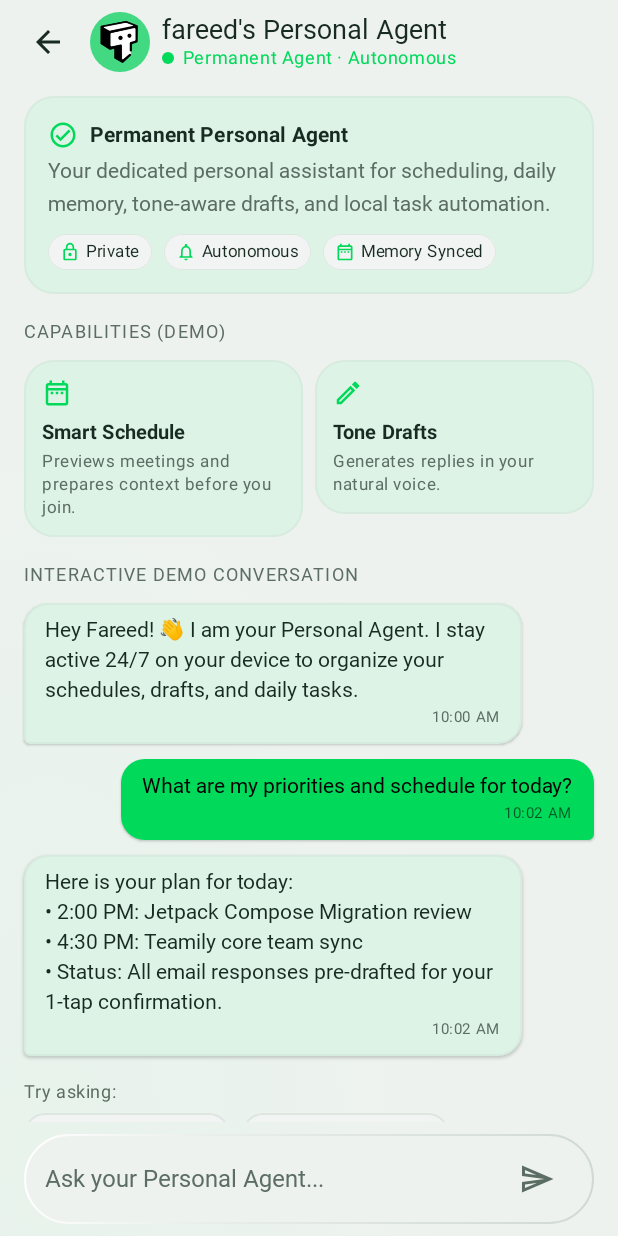
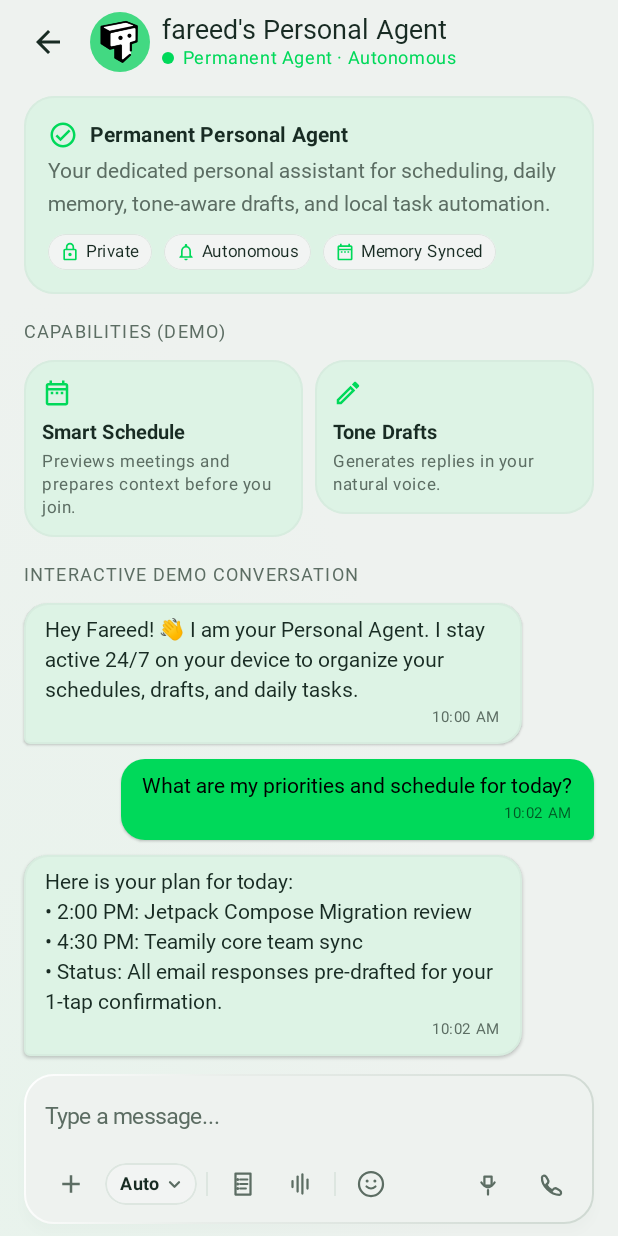
Before and after one commit to KRFbrothers/teamily-android-ui, an Android app built with Jetpack Compose: the PersonalAgentDemoScreen screen opened through its navigation route, on a phone screen of 412 x 824 dp. Run offline under Robolectric (Android 15) with nearby library versions, the phone set to English and light mode, and no system bars; Roboto replaces fonts that are not available here.

Commit message:
feat: Integrate authentic Teamily Agent Chat Bar with 100% official app parity

```diff
--- a/app/src/main/java/ai/duagenai/design/screens/PersonalAgentDemoScreen.kt
+++ b/app/src/main/java/ai/duagenai/design/screens/PersonalAgentDemoScreen.kt
@@ -330,52 +330,31 @@ fun PersonalAgentDemoScreen(
             }
 
             // Bottom Input Bar
-            Surface(
+            var selectedMode by remember { mutableStateOf("Auto") }
+            TeamilyAgentChatBar(
+                value = inputText,
+                onValueChange = { inputText = it },
+                onSend = { sendPrompt(inputText) },
+                placeholder = "Type a message...",
+                selectedMode = selectedMode,
+                onModeChange = { selectedMode = it },
+                onMeetingMinutesClick = {
+                    sendPrompt("Draft summary of today's meetings and tasks")
+                },
+                onDictateClick = {
+                    sendPrompt("Take a quick voice note")
+                },
+                onVoiceMessageClick = {
+                    sendPrompt("Voice message memo")
+                },
+                onVoiceCallClick = {
+                    sendPrompt("Call Personal Agent")
+                },
                 modifier = Modifier
                     .fillMaxWidth()
                     .windowInsetsPadding(WindowInsets.navigationBars.union(WindowInsets.ime))
                     .padding(horizontal = spacing.gutter, vertical = spacing.sm),
-                shape = TeamilyShapes.composer,
-                color = palette.composerBg,
-                border = BorderStroke(1.dp, palette.borderGradient),
-            ) {
-                Row(
-                    modifier = Modifier
-                        .fillMaxWidth()
-                        .padding(horizontal = 14.dp, vertical = 6.dp),
-                    verticalAlignment = Alignment.CenterVertically,
-                ) {
-                    BasicTextField(
-                        value = inputText,
-                        onValueChange = { inputText = it },
-                        modifier = Modifier.weight(1f),
-                        textStyle = DuaGenAITextStyles.bubble.copy(color = MaterialTheme.colorScheme.onSurface),
-                        cursorBrush = SolidColor(MaterialTheme.colorScheme.primary),
-                        keyboardOptions = KeyboardOptions(imeAction = ImeAction.Send),
-                        keyboardActions = KeyboardActions(onSend = { sendPrompt(inputText) }),
-                        decorationBox = { inner ->
-                            if (inputText.isEmpty()) {
-                                Text(
-                                    text = "Ask your Personal Agent...",
-                                    style = DuaGenAITextStyles.bubble,
-                                    color = MaterialTheme.colorScheme.onSurfaceVariant,
-                                )
-                            }
-                            inner()
-                        },
-                    )
-                    IconButton(
-                        onClick = { sendPrompt(inputText) },
-                        enabled = inputText.isNotBlank(),
-                    ) {
-                        Icon(
-                            imageVector = Icons.AutoMirrored.Outlined.Send,
-                            contentDescription = "Send",
-                            tint = if (inputText.isNotBlank()) palette.signalGreen else MaterialTheme.colorScheme.onSurfaceVariant,
-                        )
-                    }
-                }
-            }
+            )
         }
     }
 }
--- /dev/null
+++ b/app/src/main/java/ai/duagenai/design/screens/TeamilyAgentChatBar.kt
@@ -0,0 +1,480 @@
+package ai.duagenai.design.screens
+
+import androidx.compose.animation.AnimatedContent
+import androidx.compose.animation.fadeIn
+import androidx.compose.animation.fadeOut
+import androidx.compose.animation.togetherWith
+import androidx.compose.foundation.BorderStroke
+import androidx.compose.foundation.Canvas
+import androidx.compose.foundation.background
+import androidx.compose.foundation.border
+import androidx.compose.foundation.clickable
+import androidx.compose.foundation.interaction.MutableInteractionSource
+import androidx.compose.foundation.layout.Arrangement
+import androidx.compose.foundation.layout.Box
+import androidx.compose.foundation.layout.Column
+import androidx.compose.foundation.layout.Row
+import androidx.compose.foundation.layout.Spacer
+import androidx.compose.foundation.layout.fillMaxWidth
+import androidx.compose.foundation.layout.height
+import androidx.compose.foundation.layout.heightIn
+import androidx.compose.foundation.layout.padding
+import androidx.compose.foundation.layout.size
+import androidx.compose.foundation.layout.width
+import androidx.compose.foundation.shape.CircleShape
+import androidx.compose.foundation.shape.RoundedCornerShape
+import androidx.compose.foundation.text.BasicTextField
+import androidx.compose.foundation.text.KeyboardActions
+import androidx.compose.foundation.text.KeyboardOptions
+import androidx.compose.material.icons.Icons
+import androidx.compose.material.icons.automirrored.outlined.Send
+import androidx.compose.material.icons.outlined.Add
+import androidx.compose.material3.DropdownMenu
+import androidx.compose.material3.DropdownMenuItem
+import androidx.compose.material3.Icon
+import androidx.compose.material3.MaterialTheme
+import androidx.compose.material3.Surface
+import androidx.compose.material3.Text
+import androidx.compose.runtime.Composable
+import androidx.compose.runtime.getValue
+import androidx.compose.runtime.mutableStateOf
+import androidx.compose.runtime.remember
+import androidx.compose.runtime.setValue
+import androidx.compose.ui.Alignment
+import androidx.compose.ui.Modifier
+import androidx.compose.ui.draw.clip
+import androidx.compose.ui.geometry.Offset
+import androidx.compose.ui.geometry.Size
+import androidx.compose.ui.graphics.Color
+import androidx.compose.ui.graphics.Path
+import androidx.compose.ui.graphics.SolidColor
+import androidx.compose.ui.graphics.StrokeCap
+import androidx.compose.ui.graphics.StrokeJoin
+import androidx.compose.ui.graphics.drawscope.Stroke
+import androidx.compose.ui.semantics.Role
+import androidx.compose.ui.semantics.contentDescription
+import androidx.compose.ui.semantics.semantics
+import androidx.compose.ui.text.font.FontWeight
+import androidx.compose.ui.text.input.ImeAction
+import androidx.compose.ui.tooling.preview.Preview
+import androidx.compose.ui.unit.Dp
+import androidx.compose.ui.unit.dp
+import androidx.compose.ui.unit.sp
+import ai.duagenai.design.theme.DuaGenAITextStyles
+import ai.duagenai.design.theme.DuaGenAITheme
+import ai.duagenai.design.theme.LocalDuaGenAISpacing
+import ai.duagenai.design.theme.TeamilyShapes
+import ai.duagenai.design.theme.TeamilyStroke
+import ai.duagenai.design.theme.teamilyPalette
+import ai.duagenai.design.theme.teamilyRestingShadow
+
+/**
+ * Authentic Teamily Agent Chat Bar matching 100% parity with the official
+ * Teamily AI mobile application (ai.teamily.mobile).
+ *
+ * Layout Structure:
+ * - Floating card container with rounded corners and soft resting shadow.
+ * - Row 1: Text input field ("Type a message...").
+ * - Row 2: Action toolbar:
+ *   [+] [Auto ▾] [|] [Meeting Minutes] [Dictate] [|] [Emoji] ... [Voice msg] [Voice call] / [Send]
+ */
+@Composable
+fun TeamilyAgentChatBar(
+    value: String = "",
+    onValueChange: (String) -> Unit = {},
+    onSend: () -> Unit = {},
+    placeholder: String = "Type a message...",
+    enabled: Boolean = true,
+    selectedMode: String = "Auto",
+    onModeChange: (String) -> Unit = {},
+    onAttachClick: () -> Unit = {},
+    onMeetingMinutesClick: () -> Unit = {},
+    onDictateClick: () -> Unit = {},
+    onEmojiClick: () -> Unit = {},
+    onVoiceMessageClick: () -> Unit = {},
+    onVoiceCallClick: () -> Unit = {},
+    modifier: Modifier = Modifier,
+) {
+    val palette = teamilyPalette()
+    var modeMenuExpanded by remember { mutableStateOf(false) }
+    val hasText = value.isNotBlank()
+
+    Surface(
+        modifier = modifier
+            .fillMaxWidth()
+            .teamilyRestingShadow(palette, RoundedCornerShape(20.dp)),
+        shape = RoundedCornerShape(20.dp),
+        color = palette.composerBg,
+        border = BorderStroke(1.dp, palette.borderGradient),
+    ) {
+        Column(
+            modifier = Modifier
+                .fillMaxWidth()
+                .padding(horizontal = 14.dp, vertical = 10.dp),
+        ) {
+            // Row 1: Input text field
+            Box(
+                modifier = Modifier
+                    .fillMaxWidth()
+                    .heightIn(min = 36.dp, max = 120.dp),
+                contentAlignment = Alignment.CenterStart,
+            ) {
+                BasicTextField(
+                    value = value,
+                    onValueChange = onValueChange,
+                    modifier = Modifier.fillMaxWidth(),
+                    enabled = enabled,
+                    textStyle = DuaGenAITextStyles.bubble.copy(
+                        color = MaterialTheme.colorScheme.onSurface,
+                        fontSize = 15.sp,
+                        lineHeight = 21.sp,
+                    ),
+                    cursorBrush = SolidColor(palette.signalGreen),
+                    keyboardOptions = KeyboardOptions(imeAction = ImeAction.Send),
+                    keyboardActions = KeyboardActions(onSend = { if (hasText) onSend() }),
+                    decorationBox = { innerTextField ->
+                        if (value.isEmpty()) {
+                            Text(
+                                text = placeholder,
+                                style = DuaGenAITextStyles.bubble.copy(fontSize = 15.sp),
+                                color = MaterialTheme.colorScheme.onSurfaceVariant,
+                            )
+                        }
+                        innerTextField()
+                    },
+                )
+            }
+
+            Spacer(Modifier.height(10.dp))
+
+            // Row 2: Tool & Action Bar
+            Row(
+                modifier = Modifier.fillMaxWidth(),
+                verticalAlignment = Alignment.CenterVertically,
+            ) {
+                // LEFT GROUP: Attach (+)
+                ToolbarIconButton(
+                    contentDescription = "Attach",
+                    onClick = onAttachClick,
+                ) {
+                    Icon(
+                        imageVector = Icons.Outlined.Add,
+                        contentDescription = null,
+                        tint = MaterialTheme.colorScheme.onSurfaceVariant,
+                        modifier = Modifier.size(20.dp),
+                    )
+                }
+
+                Spacer(Modifier.width(6.dp))
+
+                // Mode Selector Pill: "Auto ▾"
+                Box {
+                    Surface(
+                        shape = TeamilyShapes.capsule,
+                        color = palette.surfaceRecessed,
+                        border = BorderStroke(1.dp, palette.border),
+                        modifier = Modifier
+                            .clip(TeamilyShapes.capsule)
+                            .clickable(role = Role.Button) { modeMenuExpanded = true }
+                            .semantics { contentDescription = "Mode: $selectedMode" },
+                    ) {
+                        Row(
+                            modifier = Modifier.padding(horizontal = 10.dp, vertical = 6.dp),
+                            verticalAlignment = Alignment.CenterVertically,
+                        ) {
+                            Text(
+                                text = selectedMode,
+                                style = MaterialTheme.typography.bodySmall.copy(
+                                    fontWeight = FontWeight.Bold,
+                                    fontSize = 12.sp,
+                                ),
+                                color = MaterialTheme.colorScheme.onSurface,
+                            )
+                            Spacer(Modifier.width(4.dp))
+                            ChevronDownGlyph(tint = MaterialTheme.colorScheme.onSurfaceVariant)
+                        }
+                    }
+
+                    DropdownMenu(
+                        expanded = modeMenuExpanded,
+                        onDismissRequest = { modeMenuExpanded = false },
+                    ) {
+                        listOf("Auto", "Agent Engine", "Deep Research", "Fast").forEach { mode ->
+                            DropdownMenuItem(
+                                text = {
+                                    Text(
+                                        text = mode,
+                                        fontWeight = if (mode == selectedMode) FontWeight.Bold else FontWeight.Normal,
+                                        color = if (mode == selectedMode) palette.signalGreen else MaterialTheme.colorScheme.onSurface,
+                                    )
+                                },
+                                onClick = {
+                                    onModeChange(mode)
+                                    modeMenuExpanded = false
+                                },
+                            )
+                        }
+                    }
+                }
+
+                Spacer(Modifier.width(6.dp))
+                VerticalDivider(color = palette.border)
+                Spacer(Modifier.width(6.dp))
+
+                // Tool: Meeting Minutes
+                ToolbarIconButton(
+                    contentDescription = "Meeting Minutes",
+                    onClick = onMeetingMinutesClick,
+                ) {
+                    MeetingMinutesGlyph(tint = MaterialTheme.colorScheme.onSurfaceVariant)
+                }
+
+                Spacer(Modifier.width(4.dp))
+
+                // Tool: Dictate
+                ToolbarIconButton(
+                    contentDescription = "Dictate",
+                    onClick = onDictateClick,
+                ) {
+                    DictateGlyph(tint = MaterialTheme.colorScheme.onSurfaceVariant)
+                }
+
+                Spacer(Modifier.width(6.dp))
+                VerticalDivider(color = palette.border)
+                Spacer(Modifier.width(6.dp))
+
+                // Tool: Emoji
+                ToolbarIconButton(
+                    contentDescription = "Emoji",
+                    onClick = onEmojiClick,
+                ) {
+                    EmojiGlyph(tint = MaterialTheme.colorScheme.onSurfaceVariant)
+                }
+
+                Spacer(Modifier.weight(1f))
+
+                // RIGHT GROUP: Dynamic transition between [Voice msg + Call] vs [Send]
+                AnimatedContent(
+                    targetState = hasText,
+                    transitionSpec = { fadeIn() togetherWith fadeOut() },
+                    label = "SendActionTransition",
+                ) { targetHasText ->
+                    if (targetHasText) {
+                        // Green Send Button
+                        Box(
+                            modifier = Modifier
+                                .size(38.dp)
+                                .clip(CircleShape)
+                                .background(palette.signalGreen)
+                                .clickable(role = Role.Button, onClick = onSend)
+                                .semantics { contentDescription = "Send" },
+                            contentAlignment = Alignment.Center,
+                        ) {
+                            Icon(
+                                imageVector = Icons.AutoMirrored.Outlined.Send,
+                                contentDescription = null,
+                                tint = Color.Black,
+                                modifier = Modifier.size(18.dp),
+                            )
+                        }
+                    } else {
+                        // Voice message and Voice call buttons
+                        Row(
+                            verticalAlignment = Alignment.CenterVertically,
+                            horizontalArrangement = Arrangement.spacedBy(6.dp),
+                        ) {
+                            ToolbarIconButton(
+                                contentDescription = "Voice message",
+                                onClick = onVoiceMessageClick,
+                            ) {
+                                VoiceMessageGlyph(tint = MaterialTheme.colorScheme.onSurfaceVariant)
+                            }
+                            ToolbarIconButton(
+                                contentDescription = "Voice call",
+                                onClick = onVoiceCallClick,
+                            ) {
+                                VoiceCallGlyph(tint = MaterialTheme.colorScheme.onSurfaceVariant)
+                            }
+                        }
+                    }
+                }
+            }
+        }
+    }
+}
+
+@Composable
+private fun ToolbarIconButton(
+    contentDescription: String,
+    onClick: () -> Unit,
+    modifier: Modifier = Modifier,
+    content: @Composable () -> Unit,
+) {
+    Box(
+        modifier = modifier
+            .size(34.dp)
+            .clip(CircleShape)
+            .clickable(
+                role = Role.Button,
+                onClick = onClick,
+                interactionSource = remember { MutableInteractionSource() },
+                indication = null,
+            )
+            .semantics { this.contentDescription = contentDescription },
+        contentAlignment = Alignment.Center,
+    ) {
+        content()
+    }
+}
+
+@Composable
+private fun VerticalDivider(
+    color: Color,
+    modifier: Modifier = Modifier,
+) {
+    Box(
+        modifier = modifier
+            .width(1.dp)
+            .height(16.dp)
+            .background(color),
+    )
+}
+
+/** Draws the chevron down glyph for the mode pill. */
+@Composable
+private fun ChevronDownGlyph(tint: Color, modifier: Modifier = Modifier) {
+    Canvas(modifier = modifier.size(10.dp)) {
+        val w = size.width
+        val h = size.height
+        val path = Path().apply {
+            moveTo(w * 0.2f, h * 0.35f)
+            lineTo(w * 0.5f, h * 0.65f)
+            lineTo(w * 0.8f, h * 0.35f)
+        }
+        drawPath(path, color = tint, style = Stroke(width = 1.5.dp.toPx(), cap = StrokeCap.Round, join = StrokeJoin.Round))
+    }
+}
+
+/** Draws Meeting Minutes icon (document/note with bullet points). */
+@Composable
+private fun MeetingMinutesGlyph(tint: Color, modifier: Modifier = Modifier) {
+    Canvas(modifier = modifier.size(20.dp)) {
+        val w = size.width
+        val h = size.height
+        // Outer page border
+        val page = Path().apply {
+            moveTo(w * 0.25f, h * 0.15f)
+            lineTo(w * 0.75f, h * 0.15f)
+            lineTo(w * 0.75f, h * 0.85f)
+            lineTo(w * 0.25f, h * 0.85f)
+            close()
+        }
+        drawPath(page, color = tint, style = Stroke(width = 1.5.dp.toPx(), cap = StrokeCap.Round, join = StrokeJoin.Round))
+        // Lines
+        drawLine(tint, Offset(w * 0.40f, h * 0.35f), Offset(w * 0.65f, h * 0.35f), strokeWidth = 1.2.dp.toPx(), cap = StrokeCap.Round)
+        drawLine(tint, Offset(w * 0.40f, h * 0.50f), Offset(w * 0.65f, h * 0.50f), strokeWidth = 1.2.dp.toPx(), cap = StrokeCap.Round)
+        drawLine(tint, Offset(w * 0.40f, h * 0.65f), Offset(w * 0.60f, h * 0.65f), strokeWidth = 1.2.dp.toPx(), cap = StrokeCap.Round)
+        // Bullet dots
+        drawCircle(tint, radius = 1.dp.toPx(), center = Offset(w * 0.32f, h * 0.35f))
+        drawCircle(tint, radius = 1.dp.toPx(), center = Offset(w * 0.32f, h * 0.50f))
+        drawCircle(tint, radius = 1.dp.toPx(), center = Offset(w * 0.32f, h * 0.65f))
+    }
+}
+
+/** Draws Dictate waveform bars glyph. */
+@Composable
+private fun DictateGlyph(tint: Color, modifier: Modifier = Modifier) {
+    Canvas(modifier = modifier.size(20.dp)) {
+        val w = size.width
+        val h = size.height
+        val barWidth = 1.5.dp.toPx()
+        drawLine(tint, Offset(w * 0.25f, h * 0.40f), Offset(w * 0.25f, h * 0.60f), strokeWidth = barWidth, cap = StrokeCap.Round)
+        drawLine(tint, Offset(w * 0.42f, h * 0.25f), Offset(w * 0.42f, h * 0.75f), strokeWidth = barWidth, cap = StrokeCap.Round)
+        drawLine(tint, Offset(w * 0.58f, h * 0.18f), Offset(w * 0.58f, h * 0.82f), strokeWidth = barWidth, cap = StrokeCap.Round)
+        drawLine(tint, Offset(w * 0.75f, h * 0.35f), Offset(w * 0.75f, h * 0.65f), strokeWidth = barWidth, cap = StrokeCap.Round)
+    }
+}
+
+/** Draws smiling face Emoji glyph. */
+@Composable
+private fun EmojiGlyph(tint: Color, modifier: Modifier = Modifier) {
+    Canvas(modifier = modifier.size(20.dp)) {
+        val w = size.width
+        val h = size.height
+        // Face outline
+        drawCircle(tint, radius = w * 0.40f, style = Stroke(width = 1.5.dp.toPx()))
+        // Eyes
+        drawCircle(tint, radius = 1.dp.toPx(), center = Offset(w * 0.37f, h * 0.40f))
+        drawCircle(tint, radius = 1.dp.toPx(), center = Offset(w * 0.63f, h * 0.40f))
+        // Smile
+        val smile = Path().apply {
+            moveTo(w * 0.35f, h * 0.58f)
+            quadraticTo(w * 0.50f, h * 0.72f, w * 0.65f, h * 0.58f)
+        }
+        drawPath(smile, color = tint, style = Stroke(width = 1.4.dp.toPx(), cap = StrokeCap.Round))
+    }
+}
+
+/** Draws Voice Message microphone glyph. */
+@Composable
+private fun VoiceMessageGlyph(tint: Color, modifier: Modifier = Modifier) {
+    Canvas(modifier = modifier.size(20.dp)) {
+        val w = size.width
+        val h = size.height
+        // Mic capsule
+        val capsule = Path().apply {
+            moveTo(w * 0.38f, h * 0.25f)
+            lineTo(w * 0.62f, h * 0.25f)
+            lineTo(w * 0.62f, h * 0.55f)
+            lineTo(w * 0.38f, h * 0.55f)
+            close()
+        }
+        drawPath(capsule, color = tint, style = Stroke(width = 1.5.dp.toPx(), cap = StrokeCap.Round, join = StrokeJoin.Round))
+        // Cradle arc
+        val arc = Path().apply {
+            moveTo(w * 0.28f, h * 0.45f)
+            quadraticTo(w * 0.50f, h * 0.78f, w * 0.72f, h * 0.45f)
+        }
+        drawPath(arc, color = tint, style = Stroke(width = 1.5.dp.toPx(), cap = StrokeCap.Round))
+        // Stand line
+        drawLine(tint, Offset(w * 0.50f, h * 0.70f), Offset(w * 0.50f, h * 0.85f), strokeWidth = 1.5.dp.toPx(), cap = StrokeCap.Round)
+    }
+}
+
+/** Draws Voice Call telephone handset glyph. */
+@Composable
+private fun VoiceCallGlyph(tint: Color, modifier: Modifier = Modifier) {
+    Canvas(modifier = modifier.size(20.dp)) {
+        val w = size.width
+        val h = size.height
+        val phone = Path().apply {
+            moveTo(w * 0.30f, h * 0.28f)
+            cubicTo(w * 0.30f, h * 0.22f, w * 0.38f, h * 0.20f, w * 0.44f, h * 0.26f)
+            lineTo(w * 0.50f, h * 0.36f)
+            cubicTo(w * 0.54f, h * 0.42f, w * 0.50f, h * 0.48f, w * 0.44f, h * 0.52f)
+            cubicTo(w * 0.48f, h * 0.60f, w * 0.56f, h * 0.68f, w * 0.64f, h * 0.72f)
+            cubicTo(w * 0.68f, h * 0.66f, w * 0.74f, h * 0.62f, w * 0.80f, h * 0.66f)
+            lineTo(w * 0.90f, h * 0.72f)
+            cubicTo(w * 0.96f, h * 0.78f, w * 0.94f, h * 0.86f, w * 0.88f, h * 0.86f)
+            cubicTo(w * 0.60f, h * 0.86f, w * 0.28f, h * 0.56f, w * 0.30f, h * 0.28f)
+            close()
+        }
+        drawPath(phone, color = tint, style = Stroke(width = 1.5.dp.toPx(), cap = StrokeCap.Round, join = StrokeJoin.Round))
+    }
+}
+
+@Preview(name = "Teamily Chat Bar — Empty", showBackground = true)
+@Composable
+private fun TeamilyChatBarEmptyPreview() = DuaGenAITheme(darkTheme = false) {
+    Box(Modifier.padding(16.dp)) {
+        TeamilyAgentChatBar(value = "")
+    }
+}
+
+@Preview(name = "Teamily Chat Bar — With Text", showBackground = true)
+@Composable
+private fun TeamilyChatBarTextPreview() = DuaGenAITheme(darkTheme = false) {
+    Box(Modifier.padding(16.dp)) {
+        TeamilyAgentChatBar(value = "P1+P2+P3 ek hi PR me fix karo")
+    }
+}
```
Also changed, not shown: app/src/main/java/ai/duagenai/design/screens/ChatScreen.kt (+54 -0 lines), app/src/main/java/ai/duagenai/design/screens/DuaAgentDemoScreen.kt (+21 -42 lines).
